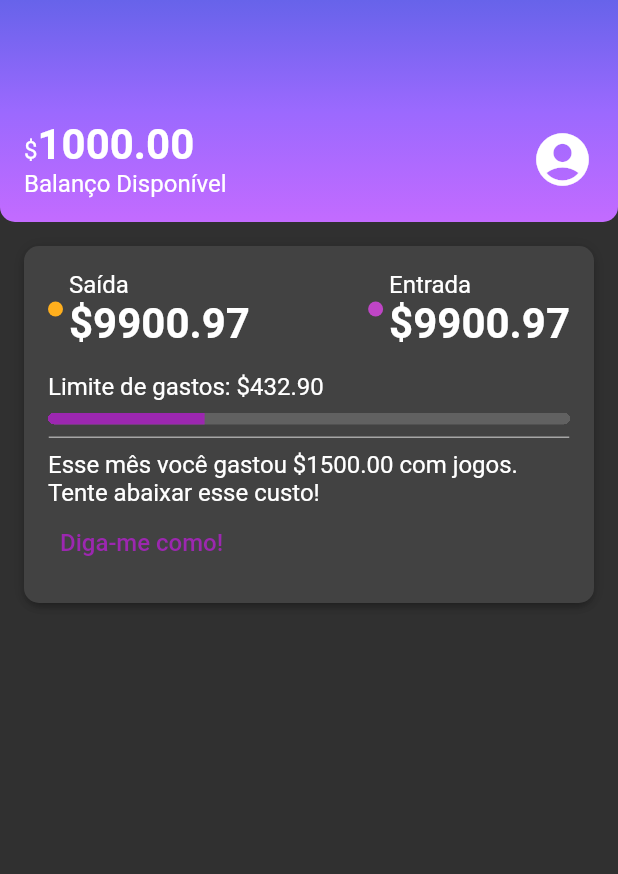
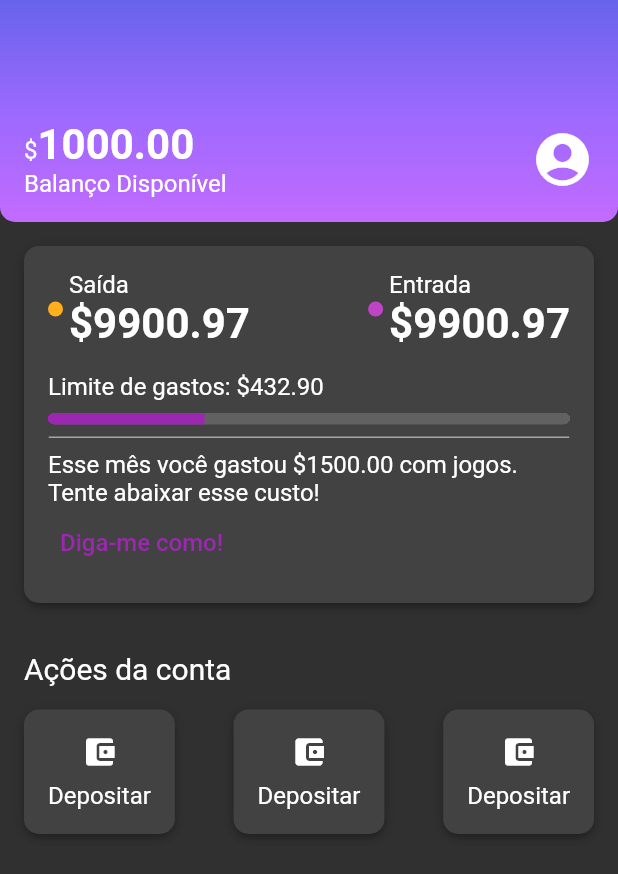
Before and after one commit to thiaagodev/alubank, a Flutter app: the screen it shows after launch, on a phone screen of 412 x 824 dp. Shown: the top 874 px of the screen. Run offline on Flutter 3.47's test engine with Material 2 defaults, Android fonts, the phone set to English and light mode, and no system bars.

Commit message:
implementando o AccountActions

```diff
--- /dev/null
+++ b/lib/components/sections/account_actions.dart
@@ -0,0 +1,67 @@
+import 'package:alubank/components/box_card.dart';
+import 'package:flutter/material.dart';
+
+class AccountActions extends StatelessWidget {
+  const AccountActions({super.key});
+
+  @override
+  Widget build(BuildContext context) {
+    return Padding(
+      padding: const EdgeInsets.all(16),
+      child: Column(
+        crossAxisAlignment: CrossAxisAlignment.start,
+        children: [
+          Padding(
+            padding: const EdgeInsets.only(bottom: 16.0),
+            child: Text(
+              'Ações da conta',
+              style: Theme.of(context).textTheme.titleMedium,
+            ),
+          ),
+          Row(
+            mainAxisAlignment: MainAxisAlignment.spaceBetween,
+            children: const [
+              BoxCard(
+                boxContent: _AccountActionsContent(
+                  icon: Icon(Icons.account_balance_wallet),
+                  text: 'Depositar',
+                ),
+              ),
+              BoxCard(
+                boxContent: _AccountActionsContent(
+                  icon: Icon(Icons.account_balance_wallet),
+                  text: 'Depositar',
+                ),
+              ),
+              BoxCard(
+                boxContent: _AccountActionsContent(
+                  icon: Icon(Icons.account_balance_wallet),
+                  text: 'Depositar',
+                ),
+              )
+            ],
+          )
+        ],
+      ),
+    );
+  }
+}
+
+class _AccountActionsContent extends StatelessWidget {
+  final Icon icon;
+  final String text;
+  const _AccountActionsContent({required this.icon, required this.text});
+
+  @override
+  Widget build(BuildContext context) {
+    return Column(
+      children: [
+        Padding(
+          padding: const EdgeInsets.only(bottom: 8.0),
+          child: icon,
+        ),
+        Text(text),
+      ],
+    );
+  }
+}
--- a/lib/screens/home.dart
+++ b/lib/screens/home.dart
@@ -1,4 +1,5 @@
 import 'package:alubank/components/box_card.dart';
+import 'package:alubank/components/sections/account_actions.dart';
 import 'package:alubank/components/sections/header.dart';
 import 'package:alubank/components/sections/recent_activity.dart';
 import 'package:flutter/material.dart';
@@ -10,7 +11,11 @@ class Home extends StatelessWidget {
   Widget build(BuildContext context) {
     return Scaffold(
       body: Column(
-        children: const [Header(), RecentActivity()],
+        children: const [
+          Header(),
+          RecentActivity(),
+          AccountActions(),
+        ],
       ),
     );
   }
--- a/lib/themes/my_theme.dart
+++ b/lib/themes/my_theme.dart
@@ -13,5 +13,9 @@ ThemeData myTheme = ThemeData(
       fontSize: 28,
       fontWeight: FontWeight.bold,
     ),
+    titleMedium: TextStyle(
+      fontSize: 20,
+      fontWeight: FontWeight.normal,
+    ),
   ),
 );
```
